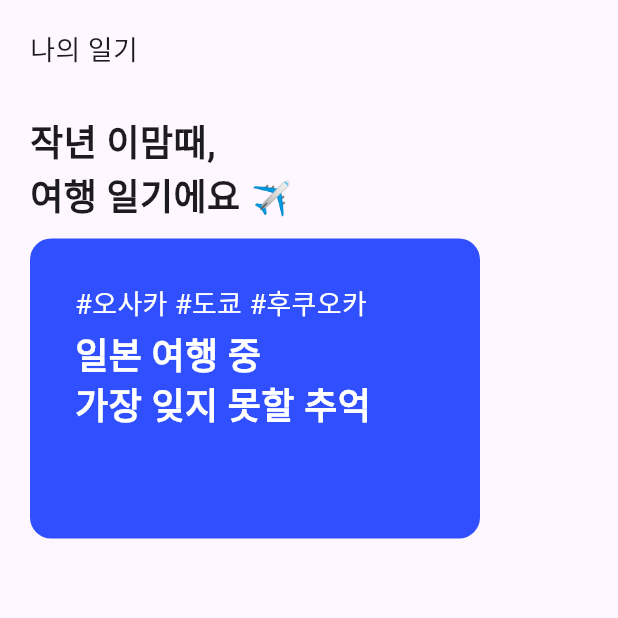
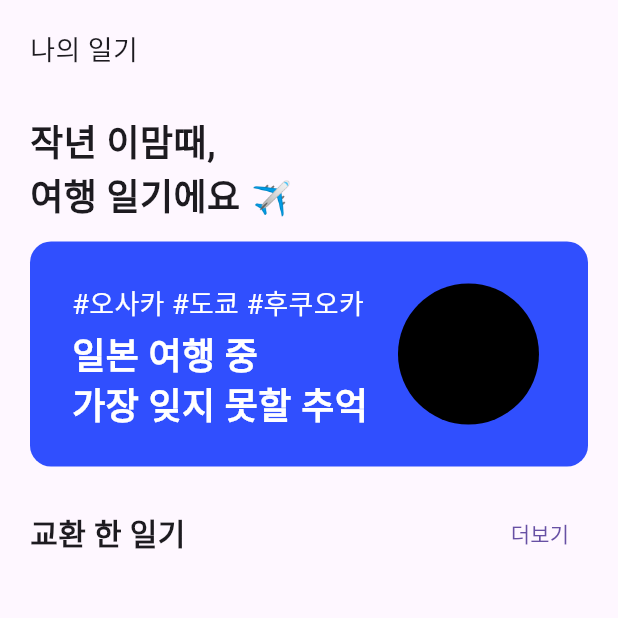
Before and after one commit to withJihyuk/TradeDiary-Flutter, a Flutter app: the HomePage screen opened by its route, on a phone screen of 412 x 824 dp, the top half of it. Run offline on Flutter 3.47's test engine with Material 3 defaults, Android fonts, the phone set to English and light mode, and no system bars; our stand-ins replace flutter_svg, go_router; Roboto replaces fonts that are missing (PretendardJP).

Commit message:
:sparkles: :: 여전히 퍼블리싱중

```diff
--- a/lib/view/home/home_page.dart
+++ b/lib/view/home/home_page.dart
@@ -1,4 +1,3 @@
-import 'package:flutter/cupertino.dart';
 import 'package:flutter/material.dart';
 import 'package:flutter/widgets.dart';
 import 'package:go_router/go_router.dart';
@@ -18,26 +17,30 @@ class HomePage extends StatelessWidget {
               children: [
                 const Text(
                   '나의 일기',
-                  style: TextStyle(fontSize: 18, fontWeight: FontWeight.w400),
+                  style: TextStyle(fontSize: 18, fontWeight: FontWeight.w500),
                 ),
                 const SizedBox(height: 30),
                 const Text(
                   '작년 이맘때,\n여행 일기에요 ✈️',
                   style: TextStyle(fontSize: 24, fontWeight: FontWeight.w600),
                 ),
-                const SizedBox(height: 10),
+                const SizedBox(height: 12),
                 Container(
                     decoration: BoxDecoration(
                         color: Colors.indigoAccent[700],
                         borderRadius: BorderRadius.circular(14)),
-                    width: 300,
-                    height: 200,
-                    child: const Padding(
-                      padding: EdgeInsets.all(30),
+                    width: 400,
+                    height: 150,
+                    child: Padding(
+                        padding: const EdgeInsets.all(28),
                         child: Row(
+                            crossAxisAlignment: CrossAxisAlignment.start,
+                            children: [
+                              const Row(
                                 children: [
                                   Column(
-                            crossAxisAlignment: CrossAxisAlignment.start,
+                                    crossAxisAlignment:
+                                        CrossAxisAlignment.start,
                                     children: [
                                       Text(
                                         '#오사카 #도쿄 #후쿠오카',
@@ -55,12 +58,38 @@ class HomePage extends StatelessWidget {
                                             height: 1.3,
                                             fontWeight: FontWeight.w600),
                                       ),
-                              SizedBox(height: 10),
-                            ],
-                          )
                                     ],
                                   ),
-                    ))
+                                ],
+                              ),
+                              const SizedBox(
+                                width: 12,
+                              ),
+                              Container(
+                                decoration: const BoxDecoration(
+                                    color: Colors.black,
+                                    shape: BoxShape.circle),
+                                width: 110,
+                                height: 120,
+                              ),
+                            ]))),
+                const SizedBox(
+                  height: 20,
+                ),
+                Row(
+                    mainAxisAlignment: MainAxisAlignment.spaceBetween,
+                    children: [
+                      const Text(
+                        '교환 한 일기',
+                        style: TextStyle(
+                            fontSize: 20, fontWeight: FontWeight.w600),
+                      ),
+                      TextButton(
+                          onPressed: () {
+                            GoRouter.of(context).go('/exchange');
+                          },
+                          child: const Text('더보기'))
+                    ])
               ],
             )),
       )),
```
Lines whose indentation alone changed are shown as unchanged.
